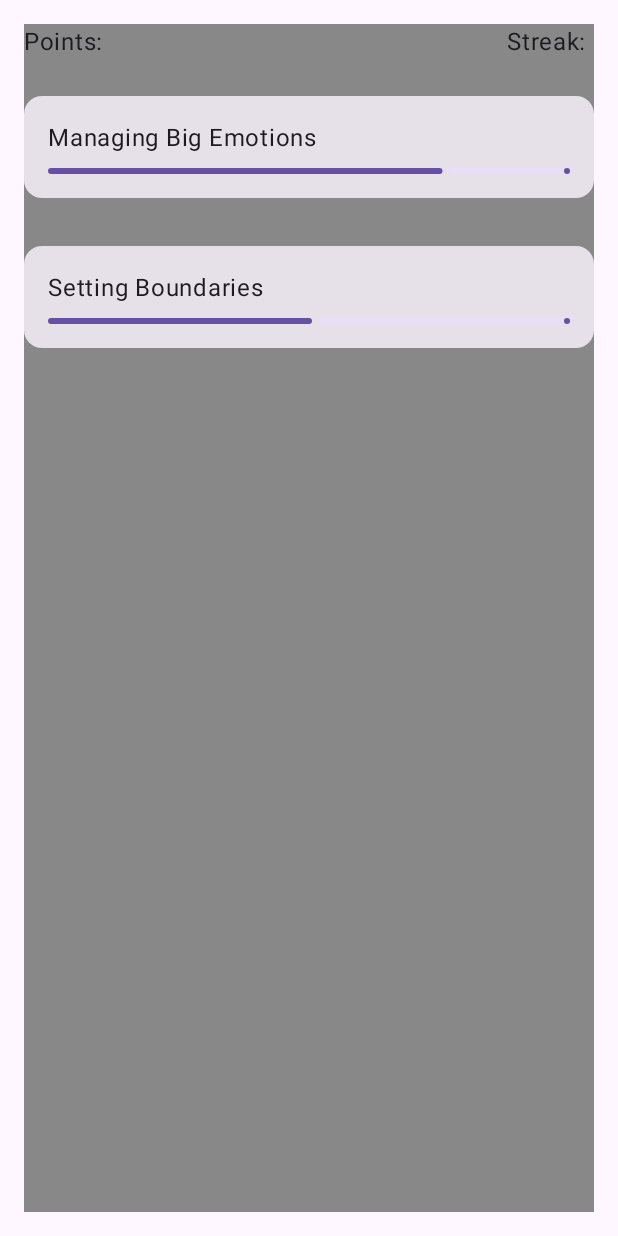
After one commit to mdrt95/gentleparenting, an Android app built with Jetpack Compose: the composable HomeScreen shown on its own in the app's theme, on a phone screen of 412 x 824 dp. The commit adds this screen. Run offline under Robolectric (Android 15) with nearby library versions, the phone set to English and light mode, and no system bars.

Commit message:
actually began

```diff
--- a/app/build.gradle.kts
+++ b/app/build.gradle.kts
@@ -6,7 +6,7 @@ plugins {
 
 android {
     namespace = "com.example.gpa"
-    compileSdk = 34
+    compileSdk = 35
 
     defaultConfig {
         applicationId = "com.example.gpa"
@@ -49,6 +49,7 @@ dependencies {
     implementation(libs.androidx.ui.graphics)
     implementation(libs.androidx.ui.tooling.preview)
     implementation(libs.androidx.material3)
+    implementation (libs.androidx.navigation.compose)
 
     testImplementation(libs.junit)
     androidTestImplementation(libs.androidx.junit)
--- /dev/null
+++ b/app/src/main/java/com/example/gpa/components/LearningPath.kt
@@ -0,0 +1,39 @@
+package com.example.gpa.components
+
+import androidx.compose.foundation.layout.Column
+import androidx.compose.foundation.layout.Spacer
+import androidx.compose.foundation.layout.fillMaxWidth
+import androidx.compose.foundation.layout.height
+import androidx.compose.foundation.layout.padding
+import androidx.compose.material3.Card
+import androidx.compose.material3.LinearProgressIndicator
+import androidx.compose.material3.Text
+import androidx.compose.runtime.Composable
+import androidx.compose.ui.Modifier
+import androidx.compose.ui.unit.dp
+
+
+@Composable
+fun LearningPath(
+    title: String,
+    progress: Float,
+    onClick: () -> Unit
+) {
+    Card(
+        modifier = Modifier
+            .fillMaxWidth()
+            .padding(vertical = 8.dp),
+        onClick = onClick
+    ) {
+        Column(
+            modifier = Modifier.padding(16.dp)
+        ) {
+            Text(text = title)
+            Spacer(modifier = Modifier.height(8.dp))
+            LinearProgressIndicator(
+                progress = progress,
+                modifier = Modifier.fillMaxWidth()
+            )
+        }
+    }
+}
--- /dev/null
+++ b/app/src/main/java/com/example/gpa/screens/HomeScreen.kt
@@ -0,0 +1,65 @@
+package com.example.gpa.screens
+
+import androidx.compose.foundation.background
+import androidx.compose.foundation.layout.Arrangement
+import androidx.compose.foundation.layout.Column
+import androidx.compose.foundation.layout.Row
+import androidx.compose.foundation.layout.Spacer
+import androidx.compose.foundation.layout.fillMaxSize
+import androidx.compose.foundation.layout.fillMaxWidth
+import androidx.compose.foundation.layout.height
+import androidx.compose.foundation.layout.padding
+import androidx.compose.material3.Text
+import androidx.compose.runtime.Composable
+import androidx.compose.ui.Alignment
+import androidx.compose.ui.Modifier
+import androidx.compose.ui.graphics.Color
+import androidx.compose.ui.tooling.preview.Preview
+import androidx.compose.ui.unit.dp
+import com.example.gpa.components.LearningPath
+
+@Composable
+fun HomeScreen() {
+    //var streakCount by remember { mutableStateOf(0) }
+    //var points by remember { mutableStateOf(0) }
+
+    Column(
+        modifier = Modifier
+            .fillMaxSize()
+            .padding(16.dp)
+            .background(Color.Gray),
+        horizontalAlignment = Alignment.CenterHorizontally
+    ) {
+        // Top Bar with Points and Streak
+        Row(
+            modifier = Modifier
+                .fillMaxWidth()
+                .padding(bottom = 16.dp),
+            horizontalArrangement = Arrangement.SpaceBetween
+        ) {
+            Text(text = "Points: ")
+            Text(text = "Streak: ")
+        }
+
+        // Learning Paths
+        LearningPath(
+            title = "Managing Big Emotions",
+            progress = 0.75f,
+            onClick = {  }
+        )
+
+        Spacer(modifier = Modifier.height(16.dp))
+
+        LearningPath(
+            title = "Setting Boundaries",
+            progress = 0.5f,
+            onClick = {  }
+        )
+    }
+}
+
+@Preview
+@Composable
+fun HomeScreenExample(){
+    HomeScreen()
+}
--- a/gradle/libs.versions.toml
+++ b/gradle/libs.versions.toml
@@ -8,9 +8,11 @@ espressoCore = "3.6.1"
 lifecycleRuntimeKtx = "2.8.7"
 activityCompose = "1.9.3"
 composeBom = "2024.04.01"
+navigationCompose = "2.8.5"
 
 [libraries]
 androidx-core-ktx = { group = "androidx.core", name = "core-ktx", version.ref = "coreKtx" }
+androidx-navigation-compose = { module = "androidx.navigation:navigation-compose", version.ref = "navigationCompose" }
 junit = { group = "junit", name = "junit", version.ref = "junit" }
 androidx-junit = { group = "androidx.test.ext", name = "junit", version.ref = "junitVersion" }
 androidx-espresso-core = { group = "androidx.test.espresso", name = "espresso-core", version.ref = "espressoCore" }
```
Also changed, not shown: app/src/main/java/com/example/gpa/MainActivity.kt (+36 -27 lines), app/src/main/java/com/example/gpa/screens/LessonScreen.kt (added, +30 -0 lines).
